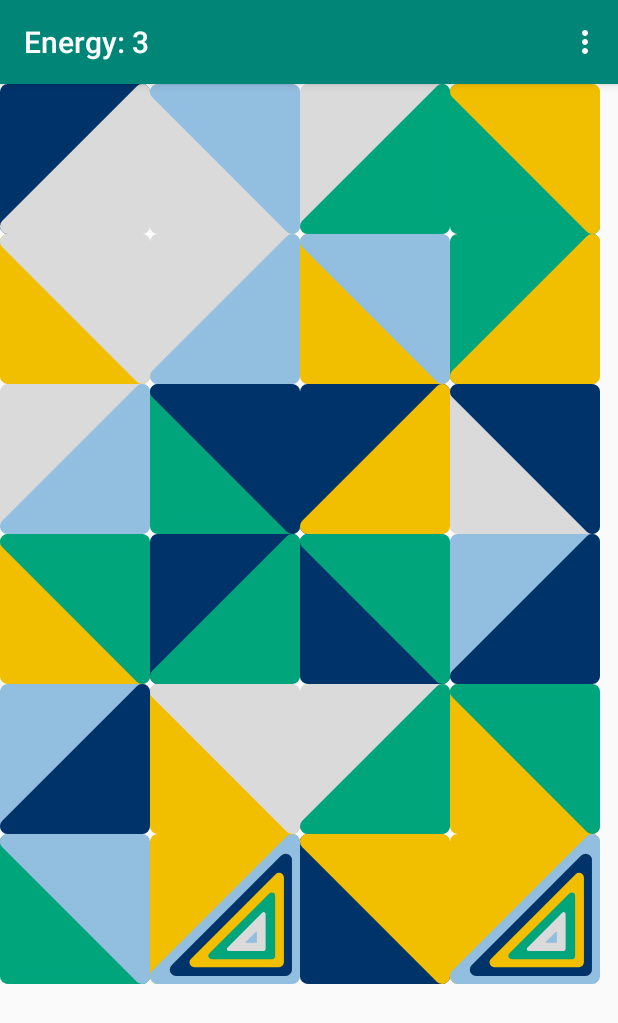
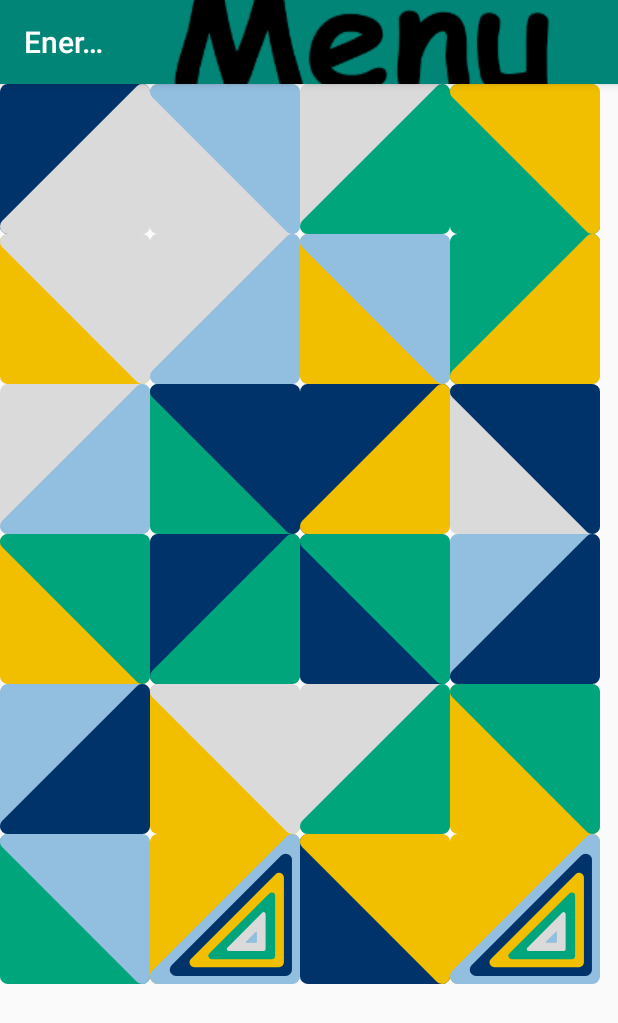
Before and after one commit to MacroChip/Triangulation, an Android app: the screen it shows after launch (MainActivity), on a phone screen of 412 x 824 dp. Shown: the top 1023 px of the screen. Run offline under Robolectric (Android 15) with nearby library versions, the light colour scheme and no system bars.

Commit message:
wip making menu button

```diff
--- a/app/src/main/res/values/styles.xml
+++ b/app/src/main/res/values/styles.xml
@@ -6,6 +6,13 @@
         <item name="colorPrimary">@color/colorPrimary</item>
         <item name="colorPrimaryDark">@color/colorPrimaryDark</item>
         <item name="colorAccent">@color/colorAccent</item>
+        <item name="android:actionOverflowButtonStyle">@style/MyActionButtonOverflow</item>
+    </style>
+
+    <style name="MyActionButtonOverflow" parent="android:style/Widget.Holo.Light.ActionButton.Overflow">
+        <item name="android:src">@drawable/menu</item>
+        <item name="android:background">?android:attr/actionBarItemBackground</item>
+        <item name="android:contentDescription">"Menu"</item>
     </style>
 
 </resources>
```
Also changed, not shown: app/src/main/res/drawable/menu.png (added).
